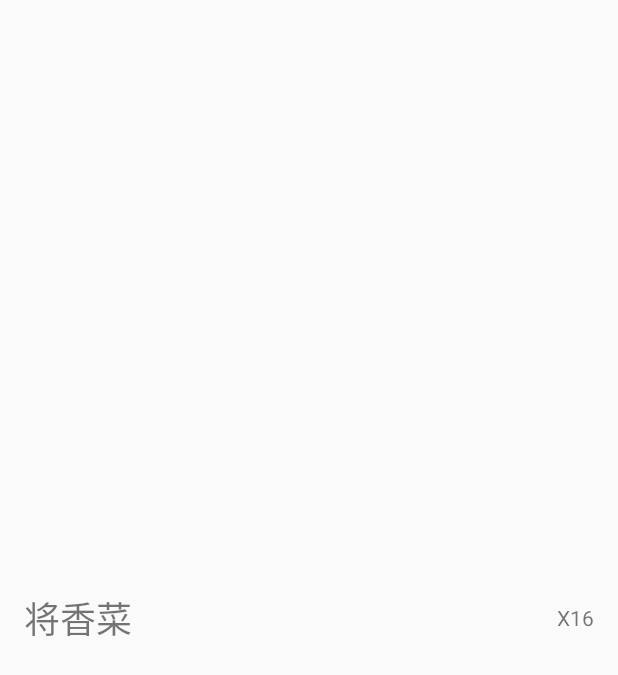
After one commit to a1266143/ChenDa, an Android app: the layout listitem_cart.xml on its own in the app's theme, with its tools: preview values and no code run, on a phone screen of 412 x 824 dp. The commit adds this screen. Shown: the top 675 px of the screen. Run offline under Robolectric (Android 15) with nearby library versions, the phone set to English and light mode, and no system bars.

Commit message:
逻辑修改

```diff
--- /dev/null
+++ b/app/src/main/res/layout/listitem_cart.xml
@@ -0,0 +1,27 @@
+<?xml version="1.0" encoding="utf-8"?>
+<RelativeLayout xmlns:android="http://schemas.android.com/apk/res/android"
+    android:layout_width="wrap_content"
+    android:padding="16dp"
+    android:layout_height="match_parent">
+
+
+
+    <TextView
+        android:id="@+id/listitem_cart_number"
+        android:layout_width="wrap_content"
+        android:layout_height="wrap_content"
+        android:layout_centerVertical="true"
+        android:layout_alignParentRight="true"
+        android:text="X16"
+        />
+
+    <TextView
+        android:id="@+id/listitem_cart_title"
+        android:layout_width="match_parent"
+        android:layout_height="wrap_content"
+        android:textSize="24dp"
+        android:layout_toLeftOf="@id/listitem_cart_number"
+        android:layout_centerVertical="true"
+        android:text="将香菜"/>
+
+</RelativeLayout>
```
Also changed, not shown: app/build.gradle (+4 -3 lines), app/src/main/AndroidManifest.xml (+4 -3 lines), app/src/main/java/com/cdbbbsp/www/Activity/Main/CartActivity.java (added, +71 -0 lines), app/src/main/java/com/cdbbbsp/www/Activity/Main/MainActivity.java (+24 -34 lines), app/src/main/java/com/cdbbbsp/www/Fragment/BaseFragment.java (+19 -2 lines), app/src/main/java/com/cdbbbsp/www/Fragment/DfrFragment.java (deleted, +0 -13 lines), app/src/main/java/com/cdbbbsp/www/Fragment/JycFragment.java (deleted, +0 -13 lines), app/src/main/java/com/cdbbbsp/www/Fragment/LjjFragment.java (deleted, +0 -13 lines), app/src/main/java/com/cdbbbsp/www/Fragment/SclsFragment.java (deleted, +0 -13 lines), app/src/main/java/com/cdbbbsp/www/Fragment/YsjFragment.java (deleted, +0 -13 lines), app/src/main/java/com/cdbbbsp/www/Utils/StaticCode.java (+8 -0 lines), app/src/main/res/layout/activity_cart.xml (added, +13 -0 lines), 30 other files.
